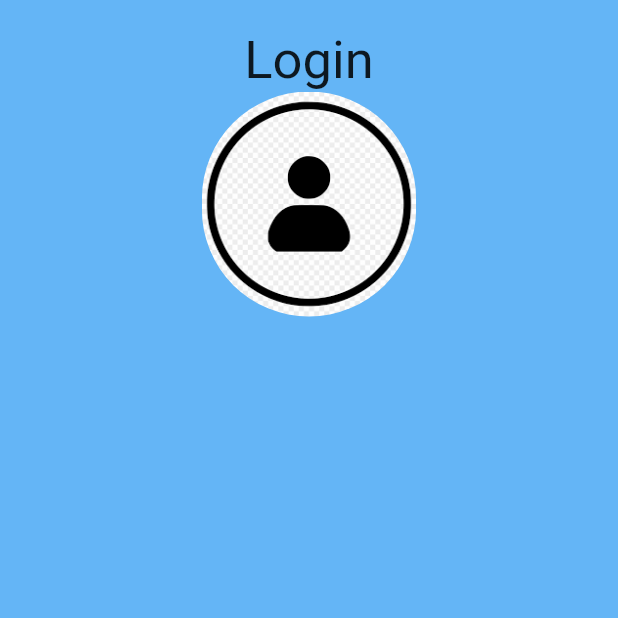
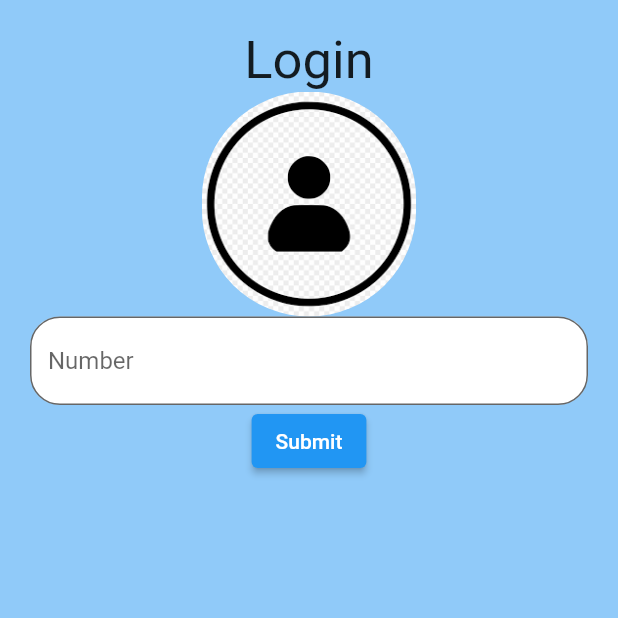
Before and after one commit to Astikk/Login_Registration, a Flutter app: the screen it shows after launch, on a phone screen of 412 x 824 dp, the top half of it. Run offline on Flutter 3.47's test engine with Material 2 defaults, Android fonts, the phone set to English and light mode, and no system bars.

```diff
--- a/lib/main.dart
+++ b/lib/main.dart
@@ -15,28 +15,78 @@ class LoginPage extends StatefulWidget {
 
 
 class _LoginPageState extends State<LoginPage> {
+
+  final formKey=GlobalKey<FormState>();
+
   @override
   Widget build(BuildContext context) {
     return MaterialApp(
       home: Scaffold(
-        body: Stack(
+        body: Form(
+          key: formKey,
+          child: Stack(
+
             children: [
+
               Container(
-              color: Colors.blue[300],
+                color: Colors.blue[200],
               ),
+
               Container(
+
+                width: double.infinity,
                 padding: EdgeInsets.all(20),
-              alignment: Alignment.center,
+
                 child: Column(
+
                   children: [
-                  Text('Login',style: TextStyle(
+
+                    Text('Login',
+                      style: TextStyle(
                         fontSize: 35),
                     ),
+
                 ClipRRect(
+
                   borderRadius: BorderRadius.circular(80),
                   child: Image.asset(
                     'images/login.png',height: 150,
                   ),
+                ),
+
+                    // For text Validation
+                    TextFormField(
+                      //what we wrote in to input field
+                      validator: (value){
+                        print('${value}');
+                        if(value!.length !=10){
+                          return 'Number is not correct';
+                        }
+                        else{
+                          return null;
+                        }
+                      },
+                      decoration: InputDecoration(
+                        hintText: 'Number',
+                        fillColor: Colors.white,
+                        filled: true,
+                        border: OutlineInputBorder(
+                          borderRadius: BorderRadius.circular(20),
+                        ),
+                      ),
+                      keyboardType: TextInputType.number,
+                    ),
+
+                    ElevatedButton(
+                        onPressed: (){
+                            if(formKey.currentState!.validate()){
+                              print('Hurreee');
+                            }
+                            else{
+                              print('Something is Wrong..');
+                            }
+                    },
+                        child: Text('Submit')
                     )
                   ],
                 ),
@@ -45,6 +95,7 @@ class _LoginPageState extends State<LoginPage> {
             ],
           ),
         ),
+      ),
     );
   }
 }
```
Lines whose indentation alone changed are shown as unchanged.
